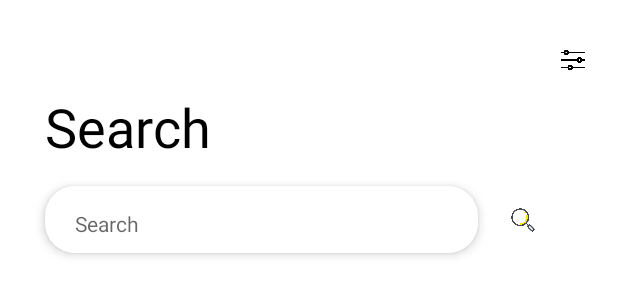
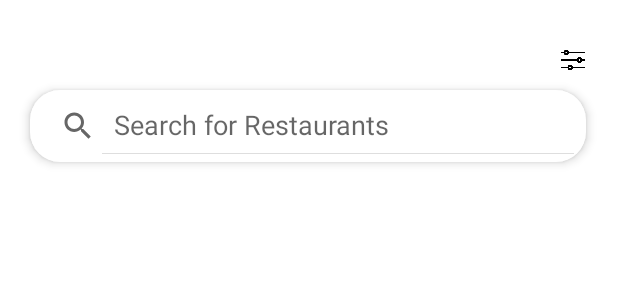
Before and after one commit to streats-app/StrEats, an Android app: the layout fragment_searchview.xml on its own in the app's theme, with its tools: preview values and no code run, on a phone screen of 412 x 824 dp. Shown: the top 300 px of the screen. Run offline under Robolectric (Android 15) with nearby library versions, the phone set to English and light mode, and no system bars; Roboto replaces fonts that are not available here.

Commit message:
Search view adds restaurants from database, search bug still here

```diff
--- a/app/src/main/java/uk/ac/ucl/streats/fragments/HomepageFragment.java
+++ b/app/src/main/java/uk/ac/ucl/streats/fragments/HomepageFragment.java
@@ -72,7 +72,6 @@ public class HomepageFragment extends Fragment {
         featuredRecycler.setHasFixedSize(true);
         featuredRecycler.setLayoutManager(new LinearLayoutManager(getActivity(), LinearLayoutManager.HORIZONTAL, false));
 
-
         HomeActivity homeActivity = (HomeActivity) getActivity();
         homeActivity.getFeaturedTask().addOnCompleteListener(task -> {
             if (task.isSuccessful()) {
--- a/app/src/main/res/layout/fragment_searchview.xml
+++ b/app/src/main/res/layout/fragment_searchview.xml
@@ -7,14 +7,14 @@
 
     <androidx.constraintlayout.widget.ConstraintLayout
         android:layout_width="match_parent"
-        android:layout_height="wrap_content">
+        android:layout_height="match_parent">
 
         <ImageView
             android:id="@+id/filter_icon"
             android:layout_width="20dp"
             android:layout_height="20dp"
             android:layout_marginTop="30dp"
-            android:layout_marginEnd="20dp"
+            android:layout_marginRight="20dp"
             android:src="@drawable/filter_icon"
             app:layout_constraintBottom_toBottomOf="parent"
             app:layout_constraintEnd_toEndOf="parent"
@@ -23,56 +23,26 @@
             app:layout_constraintTop_toTopOf="parent"
             app:layout_constraintVertical_bias="0" />
 
-
-        <TextView
-            android:id="@+id/hello_text"
-            android:layout_width="wrap_content"
-            android:layout_height="wrap_content"
-            android:text="@string/search"
-            android:textColor="@color/black"
-            android:textSize="36sp"
-            app:layout_constraintVertical_bias="0"
-            app:layout_constraintHorizontal_bias="0"
-            android:layout_marginStart="30dp"
-            android:layout_marginTop="10dp"
-            app:layout_constraintBottom_toBottomOf="parent"
-            app:layout_constraintEnd_toEndOf="parent"
-            app:layout_constraintStart_toStartOf="parent"
-            app:layout_constraintTop_toBottomOf="@+id/filter_icon" />
-
-        <EditText
+        <SearchView
             android:id="@+id/search"
             android:layout_width="0dp"
             android:layout_height="wrap_content"
-            android:hint="@string/search"
-            android:textSize="14sp"
-            android:paddingStart="20dp"
+            android:queryHint="Search for Restaurants"
+            android:iconifiedByDefault="false"
+            android:paddingLeft="0dp"
             app:layout_constraintVertical_bias="0"
-            app:layout_constraintWidth_percent=".7"
+            app:layout_constraintWidth_percent=".9"
             app:layout_constraintHorizontal_bias="0"
-            android:paddingTop="15dp"
-            android:paddingBottom="10dp"
+            android:paddingTop="5dp"
+            android:paddingBottom="5dp"
             android:elevation="4dp"
             android:background="@drawable/search_bg"
             app:layout_constraintBottom_toBottomOf="parent"
             app:layout_constraintEnd_toEndOf="parent"
-            app:layout_constraintStart_toStartOf="@+id/hello_text"
-            app:layout_constraintTop_toBottomOf="@+id/hello_text"
-            android:layout_marginTop="15dp"
-            tools:ignore="RtlSymmetry"
-            android:inputType="text" />
-
-        <ImageView
-            android:layout_width="20dp"
-            android:layout_height="20dp"
-            android:src="@drawable/search_home"
-            android:layout_marginStart="20dp"
-            app:layout_constraintBottom_toBottomOf="@+id/search"
-            app:layout_constraintEnd_toEndOf="parent"
-            app:layout_constraintHorizontal_bias="0"
-            app:layout_constraintStart_toEndOf="@+id/search"
-            app:layout_constraintTop_toTopOf="@+id/search"
-            app:layout_constraintVertical_bias=".5" />
+            app:layout_constraintStart_toStartOf="parent"
+            app:layout_constraintTop_toBottomOf="@+id/filter_icon"
+            android:layout_marginTop="10dp"
+            android:layout_marginLeft="20dp"/>
 
         <androidx.recyclerview.widget.RecyclerView
             android:id="@+id/rv_1"
```
Also changed, not shown: app/src/main/java/uk/ac/ucl/streats/activities/HomeActivity.java (+34 -0 lines), app/src/main/java/uk/ac/ucl/streats/data/DynamicRVAdapter.java (+14 -4 lines), app/src/main/java/uk/ac/ucl/streats/data/DynamicRVModel.java (+26 -9 lines), app/src/main/java/uk/ac/ucl/streats/data/StaticRvAdapter.java (+110 -98 lines), app/src/main/java/uk/ac/ucl/streats/fragments/SearchViewFragment.java (+61 -7 lines), app/src/main/res/drawable/indian_icon.png (added), app/src/main/res/drawable/japanese_icon.png (added), app/src/main/res/drawable/malaysian_icon.png (added), app/src/main/res/drawable/vegetarian_icon.png (added), 1 other file.
